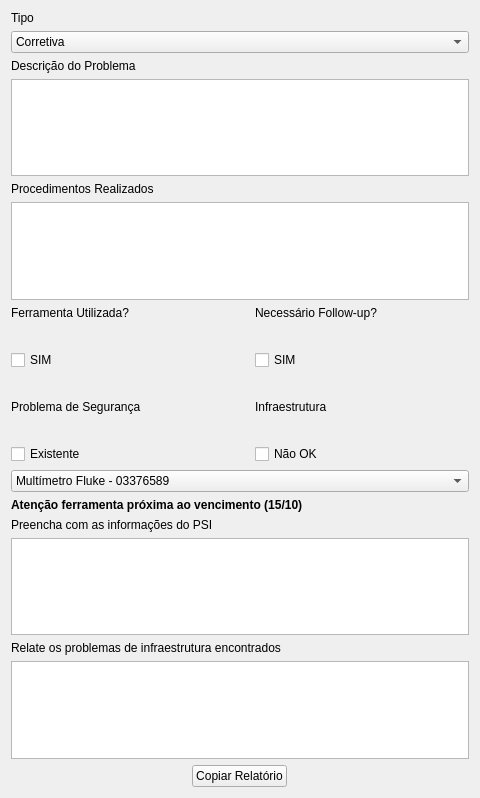
The window that evo.ui (ielson/siemens-automacao-evo) describes before a commit, drawn with Qt 5.
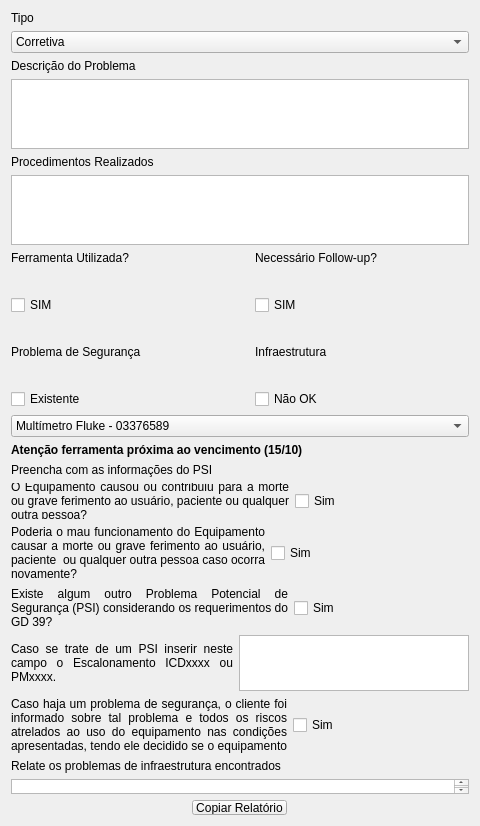
The same window after the commit.

```diff
--- a/evo.ui
+++ b/evo.ui
@@ -7,7 +7,7 @@
     <x>0</x>
     <y>0</y>
     <width>480</width>
-    <height>798</height>
+    <height>826</height>
    </rect>
   </property>
   <property name="windowTitle">
@@ -224,7 +224,126 @@
         </widget>
        </item>
        <item>
-        <widget class="QPlainTextEdit" name="preencherPSITE"/>
+        <layout class="QHBoxLayout" name="horizontalLayout">
+         <item>
+          <widget class="QLabel" name="psi1LA">
+           <property name="sizePolicy">
+            <sizepolicy hsizetype="Preferred" vsizetype="Expanding">
+             <horstretch>0</horstretch>
+             <verstretch>0</verstretch>
+            </sizepolicy>
+           </property>
+           <property name="text">
+            <string>O Equipamento causou ou contribuiu para a morte ou grave ferimento ao usuário, paciente ou qualquer outra pessoa?</string>
+           </property>
+           <property name="alignment">
+            <set>Qt::AlignJustify|Qt::AlignVCenter</set>
+           </property>
+           <property name="wordWrap">
+            <bool>true</bool>
+           </property>
+          </widget>
+         </item>
+         <item>
+          <widget class="QCheckBox" name="psi1CB">
+           <property name="text">
+            <string>Sim</string>
+           </property>
+          </widget>
+         </item>
+        </layout>
+       </item>
+      </layout>
+     </item>
+     <item>
+      <layout class="QHBoxLayout" name="horizontalLayout_2">
+       <item>
+        <widget class="QLabel" name="psi2LA">
+         <property name="text">
+          <string>Poderia o mau funcionamento do Equipamento causar a morte ou grave ferimento ao usuário, paciente  ou qualquer outra pessoa caso ocorra novamente?</string>
+         </property>
+         <property name="alignment">
+          <set>Qt::AlignJustify|Qt::AlignVCenter</set>
+         </property>
+         <property name="wordWrap">
+          <bool>true</bool>
+         </property>
+        </widget>
+       </item>
+       <item>
+        <widget class="QCheckBox" name="psi2CB">
+         <property name="text">
+          <string>Sim</string>
+         </property>
+        </widget>
+       </item>
+      </layout>
+     </item>
+     <item>
+      <layout class="QHBoxLayout" name="horizontalLayout_4">
+       <item>
+        <widget class="QLabel" name="psi3LA">
+         <property name="text">
+          <string>Existe algum outro Problema Potencial de Segurança (PSI) considerando os requerimentos do GD 39?</string>
+         </property>
+         <property name="alignment">
+          <set>Qt::AlignJustify|Qt::AlignVCenter</set>
+         </property>
+         <property name="wordWrap">
+          <bool>true</bool>
+         </property>
+        </widget>
+       </item>
+       <item>
+        <widget class="QCheckBox" name="psi3CB">
+         <property name="text">
+          <string>Sim</string>
+         </property>
+        </widget>
+       </item>
+      </layout>
+     </item>
+     <item>
+      <layout class="QHBoxLayout" name="horizontalLayout_5">
+       <item>
+        <widget class="QLabel" name="psi4LA">
+         <property name="text">
+          <string>Caso se trate de um PSI inserir neste campo o Escalonamento ICDxxxx ou PMxxxx.</string>
+         </property>
+         <property name="alignment">
+          <set>Qt::AlignJustify|Qt::AlignVCenter</set>
+         </property>
+         <property name="wordWrap">
+          <bool>true</bool>
+         </property>
+        </widget>
+       </item>
+       <item>
+        <widget class="QPlainTextEdit" name="psi4TE"/>
+       </item>
+      </layout>
+     </item>
+     <item>
+      <layout class="QHBoxLayout" name="horizontalLayout_6">
+       <item>
+        <widget class="QLabel" name="psi5LA">
+         <property name="text">
+          <string>Caso haja um problema de segurança, o cliente foi informado sobre tal problema e todos os riscos atrelados ao uso do equipamento nas condições apresentadas, tendo ele decidido se o equipamento continuará ou não em operação?</string>
+         </property>
+         <property name="alignment">
+          <set>Qt::AlignJustify|Qt::AlignVCenter</set>
+         </property>
+         <property name="wordWrap">
+          <bool>true</bool>
+         </property>
+        </widget>
+       </item>
+       <item>
+        <widget class="QCheckBox" name="psi5CB">
+         <property name="text">
+          <string>Sim</string>
+         </property>
+        </widget>
        </item>
       </layout>
      </item>
@@ -235,6 +354,9 @@
          <property name="text">
           <string>Relate os problemas de infraestrutura encontrados</string>
          </property>
+         <property name="alignment">
+          <set>Qt::AlignJustify|Qt::AlignVCenter</set>
+         </property>
         </widget>
        </item>
        <item>
```
